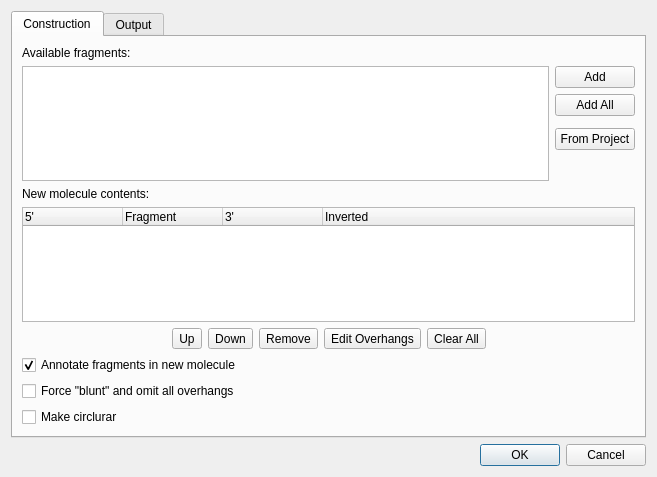
This is src/plugins/enzymes/src/ui/ConstructMoleculeDialog.ui in violethaze74/ugene as Qt 5 draws it before an edit. The edited form follows.
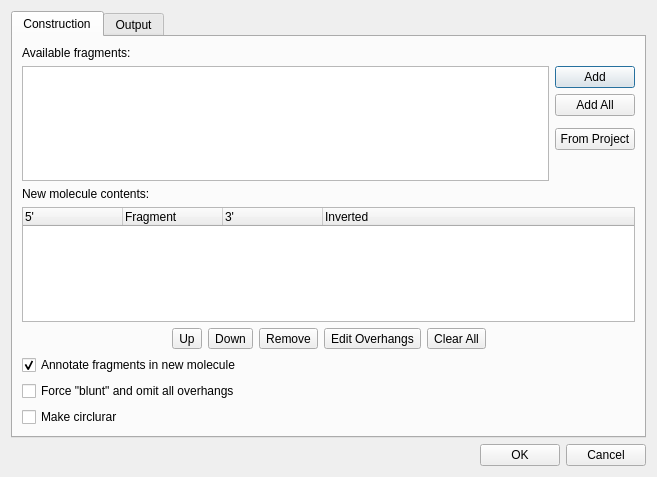
This is the edited form.

Diff of the .ui file:
```diff
--- a/src/plugins/enzymes/src/ui/ConstructMoleculeDialog.ui
+++ b/src/plugins/enzymes/src/ui/ConstructMoleculeDialog.ui
@@ -313,14 +313,35 @@
     </widget>
    </item>
    <item>
-    <widget class="QDialogButtonBox" name="buttonBox">
-     <property name="orientation">
-      <enum>Qt::Horizontal</enum>
-     </property>
-     <property name="standardButtons">
-      <set>QDialogButtonBox::Cancel|QDialogButtonBox::Ok</set>
-     </property>
-    </widget>
+    <layout class="QHBoxLayout" name="horizontalLayout_3">
+     <item>
+      <spacer name="horizontalSpacer_3">
+       <property name="orientation">
+        <enum>Qt::Horizontal</enum>
+       </property>
+       <property name="sizeHint" stdset="0">
+        <size>
+         <width>40</width>
+         <height>20</height>
+        </size>
+       </property>
+      </spacer>
+     </item>
+     <item>
+      <widget class="QPushButton" name="okButton">
+       <property name="text">
+        <string>OK</string>
+       </property>
+      </widget>
+     </item>
+     <item>
+      <widget class="QPushButton" name="cancelButton">
+       <property name="text">
+        <string>Cancel</string>
+       </property>
+      </widget>
+     </item>
+    </layout>
    </item>
   </layout>
  </widget>
```
Left out of the diff: 30 changed lines with no effect on the pictures.
